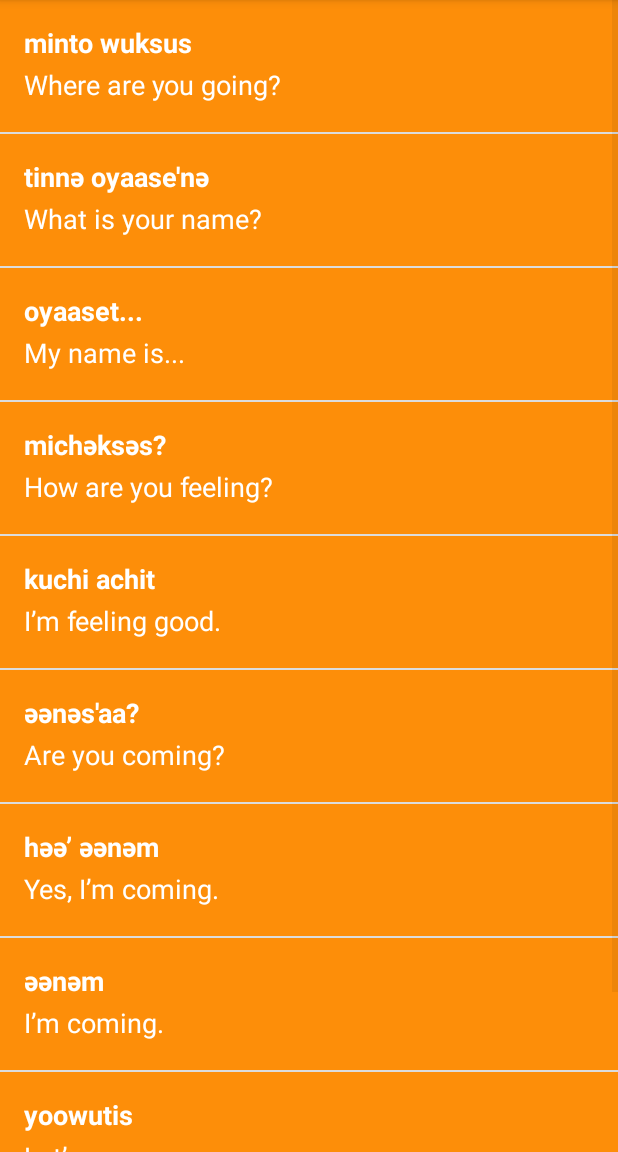
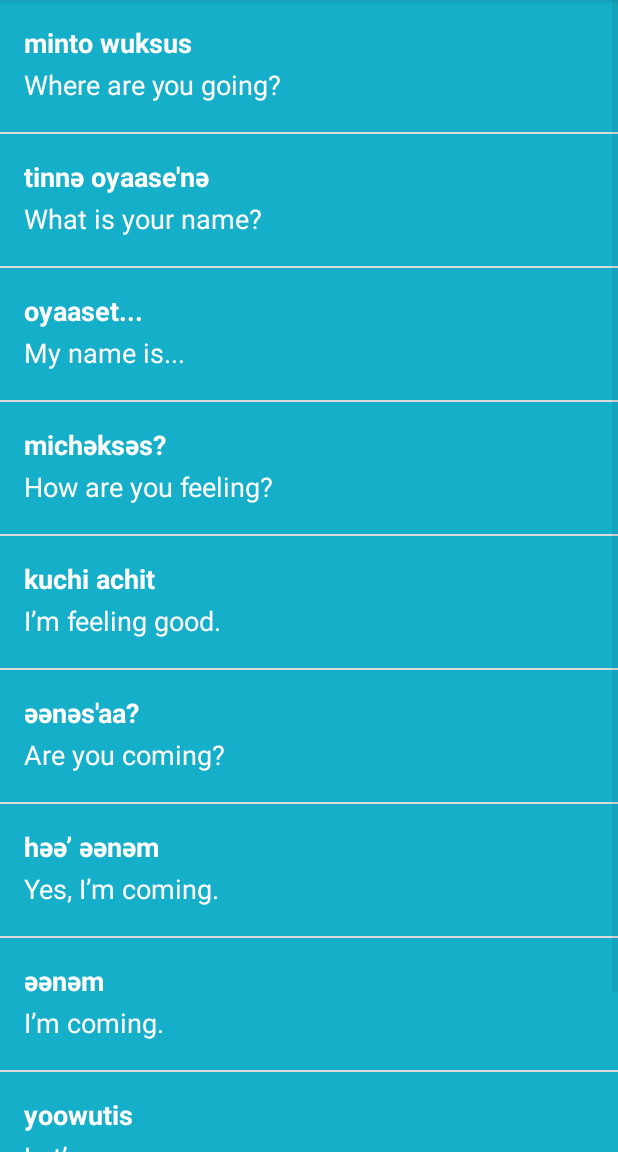
Before and after one commit to AakashCode12/Miwok-App, an Android app: the PhrasesActivity screen opened directly, with no data from a screen before it, on a phone screen of 412 x 824 dp, the part 84-1236 px from its top. Run offline under Robolectric (Android 15) with nearby library versions, the phone set to English and light mode, and no system bars.

Commit message:
Lesson #4 Complete (Images and Visual)

```diff
--- a/app/src/main/java/com/example/miwokapp/ColorsActivity.java
+++ b/app/src/main/java/com/example/miwokapp/ColorsActivity.java
@@ -25,7 +25,7 @@ public class ColorsActivity extends AppCompatActivity {
         words.add(new Word("mustard yellow","chiwiiṭә",R.drawable.color_mustard_yellow));
 
         //Array Adapter Displaying the ArrayList Contents
-        WordAdapter adapter = new WordAdapter(this, words);
+        WordAdapter adapter = new WordAdapter(this, words,R.color.category_colors);
         ListView listView = (ListView) findViewById(R.id.list);
         listView.setAdapter(adapter);
 
--- a/app/src/main/java/com/example/miwokapp/FamilyActivity.java
+++ b/app/src/main/java/com/example/miwokapp/FamilyActivity.java
@@ -27,7 +27,7 @@ public class FamilyActivity extends AppCompatActivity {
         words.add(new Word("grandfather","paapa",R.drawable.family_grandfather));
 
         //Array Adapter Displaying the ArrayList Contents
-        WordAdapter adapter = new WordAdapter(this, words);
+        WordAdapter adapter = new WordAdapter(this, words,R.color.category_family);
         ListView listView = (ListView) findViewById(R.id.list);
         listView.setAdapter(adapter);
 
--- a/app/src/main/java/com/example/miwokapp/NumbersActivity.java
+++ b/app/src/main/java/com/example/miwokapp/NumbersActivity.java
@@ -29,7 +29,7 @@ public class NumbersActivity extends AppCompatActivity {
         words.add(new Word("ten", "na’aacha",R.drawable.number_ten));
 
         //Array Adapter Displaying the ArrayList Contents
-        WordAdapter adapter = new WordAdapter(this, words);
+        WordAdapter adapter = new WordAdapter(this, words,R.color.category_numbers);
         ListView listView = (ListView) findViewById(R.id.list);
         listView.setAdapter(adapter);
     }
--- a/app/src/main/java/com/example/miwokapp/PhrasesActivity.java
+++ b/app/src/main/java/com/example/miwokapp/PhrasesActivity.java
@@ -27,7 +27,7 @@ public class PhrasesActivity extends AppCompatActivity {
         words.add(new Word("Come here.","әnni'nem"));
 
         //Array Adapter Displaying the ArrayList Contents
-        WordAdapter adapter = new WordAdapter(this, words);
+        WordAdapter adapter = new WordAdapter(this, words,R.color.category_phrases);
         ListView listView = (ListView) findViewById(R.id.list);
         listView.setAdapter(adapter);
     }
--- a/app/src/main/java/com/example/miwokapp/WordAdapter.java
+++ b/app/src/main/java/com/example/miwokapp/WordAdapter.java
@@ -11,13 +11,17 @@ import android.widget.ImageView;
 import android.widget.TextView;
 
 
+import androidx.core.content.ContextCompat;
+
 import java.util.ArrayList;
 
 
 public class WordAdapter extends ArrayAdapter<Word> {
+    private int mColorResourceId;
 
-    public WordAdapter(Activity context, ArrayList<Word> words) {
+    public WordAdapter(Activity context, ArrayList<Word> words, int colorResourceId) {
         super(context, 0, words);
+        mColorResourceId = colorResourceId;
     }
 
     @Override
@@ -46,13 +50,17 @@ public class WordAdapter extends ArrayAdapter<Word> {
 
         // Find the ImageView in the list_item.xml layout with the ID list_item_icon
         ImageView iconView = (ImageView) listItemView.findViewById(R.id.image);
-        if (currentAndroidFlavor.hasImage()){
+        if (currentAndroidFlavor.hasImage()) {
             iconView.setImageResource(currentAndroidFlavor.getImageResourceId());
             iconView.setVisibility(View.VISIBLE);
-        }else {
+        } else {
             iconView.setVisibility(View.GONE);
         }
 
+
+        View textContainer = listItemView.findViewById(R.id.text_container);
+        int color = ContextCompat.getColor(getContext(), mColorResourceId);
+        textContainer.setBackgroundColor(color);
 
         // Return the whole list item layout (containing 2 TextViews and an ImageView)
         // so that it can be shown in the ListView
--- a/app/src/main/res/layout/list_item.xml
+++ b/app/src/main/res/layout/list_item.xml
@@ -15,6 +15,7 @@
         android:layout_height="@dimen/list_item_height" />
 
     <LinearLayout
+        android:id="@+id/text_container"
         android:layout_width="match_parent"
         android:layout_height="match_parent"
         android:background="@color/category_numbers"
```
